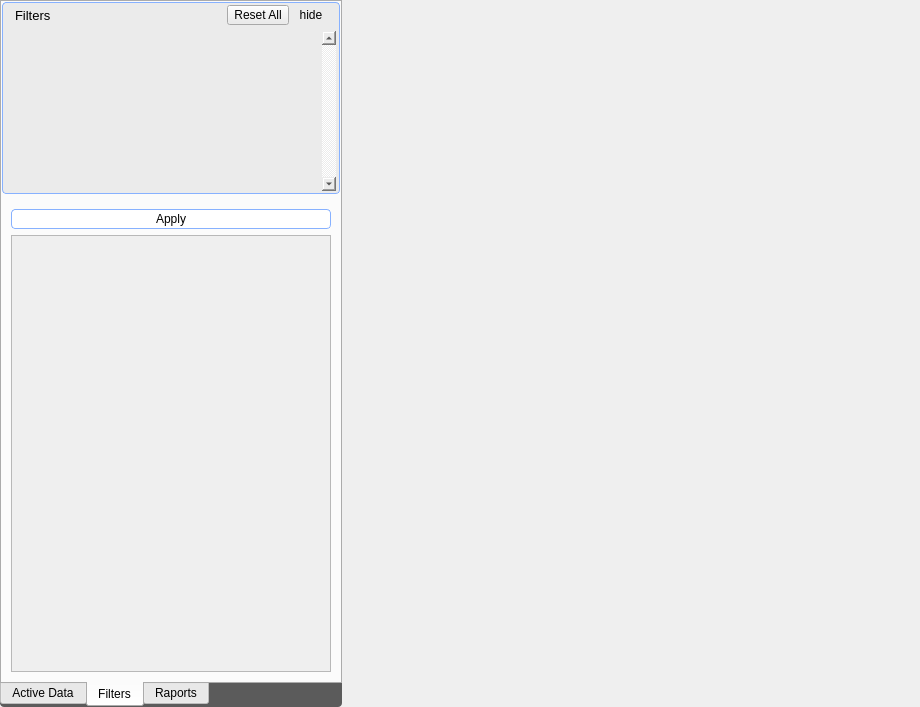
mk4me/hm-mde-one, file trunk/src/edr/src/medusa_view/ui/AnalisisWidget.ui: the form before one commit.
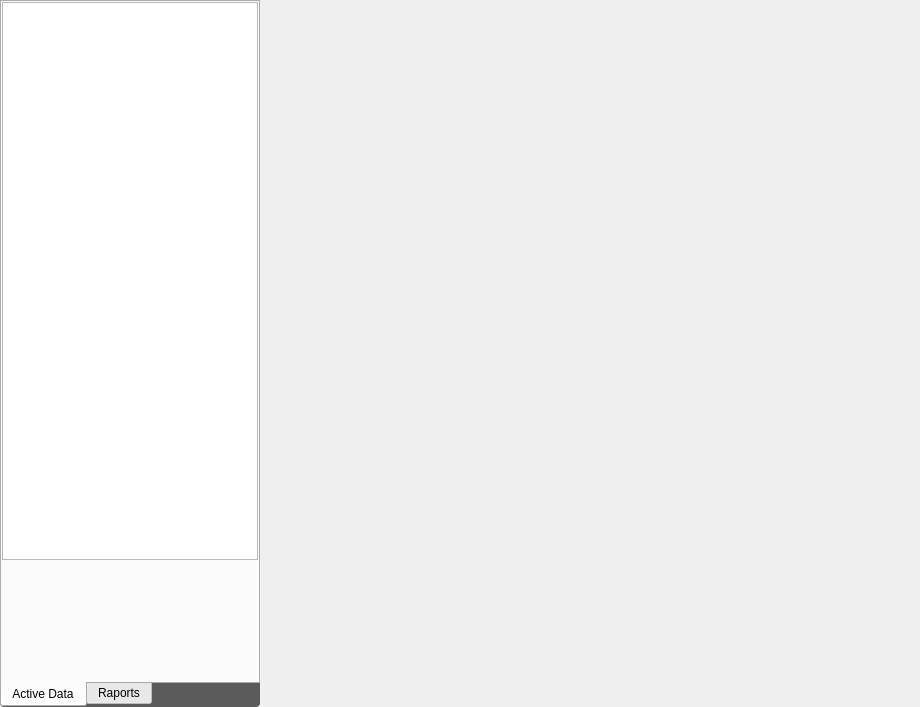
The form after the commit. The open tabs and pages were chosen to show the change. Icons and pictures are not drawn.

```diff
--- a/trunk/src/edr/src/medusa_view/ui/AnalisisWidget.ui
+++ b/trunk/src/edr/src/medusa_view/ui/AnalisisWidget.ui
@@ -196,243 +196,6 @@
           </item>
          </layout>
         </widget>
-        <widget class="QWidget" name="filtersTab">
-         <attribute name="icon">
-          <iconset resource="MdeViewIcons.qrc">
-           <normaloff>:/mde/icons/filtry.png</normaloff>:/mde/icons/filtry.png</iconset>
-         </attribute>
-         <attribute name="title">
-          <string>Filters</string>
-         </attribute>
-         <layout class="QVBoxLayout" name="verticalLayout_5">
-          <property name="margin">
-           <number>0</number>
-          </property>
-          <item>
-           <widget class="QFrame" name="containerFrame">
-            <property name="sizePolicy">
-             <sizepolicy hsizetype="Minimum" vsizetype="Preferred">
-              <horstretch>0</horstretch>
-              <verstretch>0</verstretch>
-             </sizepolicy>
-            </property>
-            <property name="styleSheet">
-             <string notr="true">QFrame#containerFrame { 
-     border: 1px solid rgb(135, 177, 255); 
-     border-radius: 4px; 
-	padding: 2px;
-    background-color: rgb(235, 235, 235);
- } 
-
- QWidget {
-	 background-color:  rgb(235, 235, 235);
-}</string>
-            </property>
-            <layout class="QVBoxLayout" name="verticalLayout_4">
-             <property name="leftMargin">
-              <number>1</number>
-             </property>
-             <property name="topMargin">
-              <number>0</number>
-             </property>
-             <property name="rightMargin">
-              <number>1</number>
-             </property>
-             <property name="bottomMargin">
-              <number>0</number>
-             </property>
-             <item>
-              <widget class="QWidget" name="header" native="true">
-               <property name="sizePolicy">
-                <sizepolicy hsizetype="Minimum" vsizetype="Minimum">
-                 <horstretch>0</horstretch>
-                 <verstretch>0</verstretch>
-                </sizepolicy>
-               </property>
-               <property name="maximumSize">
-                <size>
-                 <width>16777215</width>
-                 <height>20</height>
-                </size>
-               </property>
-               <layout class="QHBoxLayout" name="horizontalLayout_4">
-                <property name="topMargin">
-                 <number>0</number>
-                </property>
-                <property name="bottomMargin">
-                 <number>0</number>
-                </property>
-                <item>
-                 <widget class="QLabel" name="label">
-                  <property name="sizePolicy">
-                   <sizepolicy hsizetype="Preferred" vsizetype="Minimum">
-                    <horstretch>0</horstretch>
-                    <verstretch>0</verstretch>
-                   </sizepolicy>
-                  </property>
-                  <property name="font">
-                   <font>
-                    <pointsize>10</pointsize>
-                   </font>
-                  </property>
-                  <property name="text">
-                   <string>Filters</string>
-                  </property>
-                 </widget>
-                </item>
-                <item>
-                 <widget class="QToolButton" name="resetButton">
-                  <property name="styleSheet">
-                   <string notr="true">color:black</string>
-                  </property>
-                  <property name="text">
-                   <string>Reset All</string>
-                  </property>
-                 </widget>
-                </item>
-                <item>
-                 <widget class="QToolButton" name="hideButton">
-                  <property name="sizePolicy">
-                   <sizepolicy hsizetype="Fixed" vsizetype="Minimum">
-                    <horstretch>0</horstretch>
-                    <verstretch>0</verstretch>
-                   </sizepolicy>
-                  </property>
-                  <property name="styleSheet">
-                   <string notr="true">QToolButton#hideButton
-{
-	border: none;
-}</string>
-                  </property>
-                  <property name="text">
-                   <string>hide</string>
-                  </property>
-                  <property name="icon">
-                   <iconset>
-                    <normaloff>:/mde/icons/strzalka-dol.png</normaloff>
-                    <normalon>:/mde/icons/strzalka-gora.png</normalon>:/mde/icons/strzalka-dol.png</iconset>
-                  </property>
-                  <property name="checkable">
-                   <bool>true</bool>
-                  </property>
-                  <property name="autoRaise">
-                   <bool>true</bool>
-                  </property>
-                 </widget>
-                </item>
-               </layout>
-              </widget>
-             </item>
-             <item>
-              <widget class="QScrollArea" name="scrollArea">
-               <property name="enabled">
-                <bool>true</bool>
-               </property>
-               <property name="sizePolicy">
-                <sizepolicy hsizetype="Minimum" vsizetype="Minimum">
-                 <horstretch>0</horstretch>
-                 <verstretch>0</verstretch>
-                </sizepolicy>
-               </property>
-               <property name="minimumSize">
-                <size>
-                 <width>330</width>
-                 <height>160</height>
-                </size>
-               </property>
-               <property name="maximumSize">
-                <size>
-                 <width>16777215</width>
-                 <height>16777215</height>
-                </size>
-               </property>
-               <property name="styleSheet">
-                <string notr="true">QFrame#scrollArea
-{
-	border:none;
-}</string>
-               </property>
-               <property name="verticalScrollBarPolicy">
-                <enum>Qt::ScrollBarAlwaysOn</enum>
-               </property>
-               <property name="horizontalScrollBarPolicy">
-                <enum>Qt::ScrollBarAsNeeded</enum>
-               </property>
-               <property name="widgetResizable">
-                <bool>true</bool>
-               </property>
-               <widget class="QWidget" name="filterScroll">
-                <property name="geometry">
-                 <rect>
-                  <x>0</x>
-                  <y>0</y>
-                  <width>313</width>
-                  <height>160</height>
-                 </rect>
-                </property>
-                <property name="styleSheet">
-                 <string notr="true"/>
-                </property>
-               </widget>
-              </widget>
-             </item>
-            </layout>
-           </widget>
-          </item>
-          <item>
-           <widget class="QWidget" name="configurationFrame" native="true">
-            <property name="styleSheet">
-             <string notr="true">QWidget#configurationFrame &gt; QFrame
-{
-	border: none;
-}</string>
-            </property>
-            <layout class="QVBoxLayout" name="verticalLayout_6">
-             <item>
-              <widget class="QPushButton" name="applyButton">
-               <property name="styleSheet">
-                <string notr="true">QPushButton#applyButton
-{
-    border: 1px solid rgb(135, 177, 255); 
-    border-radius: 4px; 
-	padding: 2px;
-    background-color: white;
-}
-
-QPushButton#applyButton:hover
-{    background-color: rgb(235, 235, 235);
-}</string>
-               </property>
-               <property name="text">
-                <string>Apply</string>
-               </property>
-              </widget>
-             </item>
-             <item>
-              <widget class="QScrollArea" name="scrollArea_2">
-               <property name="styleSheet">
-                <string notr="true"/>
-               </property>
-               <property name="widgetResizable">
-                <bool>true</bool>
-               </property>
-               <widget class="QWidget" name="configurationWidget">
-                <property name="geometry">
-                 <rect>
-                  <x>0</x>
-                  <y>0</y>
-                  <width>318</width>
-                  <height>435</height>
-                 </rect>
-                </property>
-               </widget>
-              </widget>
-             </item>
-            </layout>
-           </widget>
-          </item>
-         </layout>
-        </widget>
         <widget class="QWidget" name="raportsTab">
          <attribute name="icon">
           <iconset resource="MdeViewIcons.qrc">
```
Left out of the diff: 2 changed lines with no effect on the pictures.
